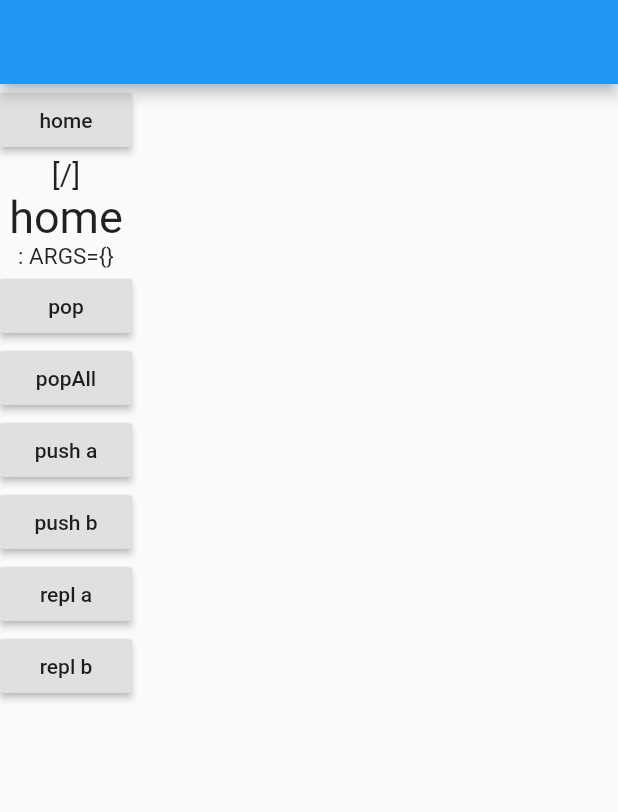
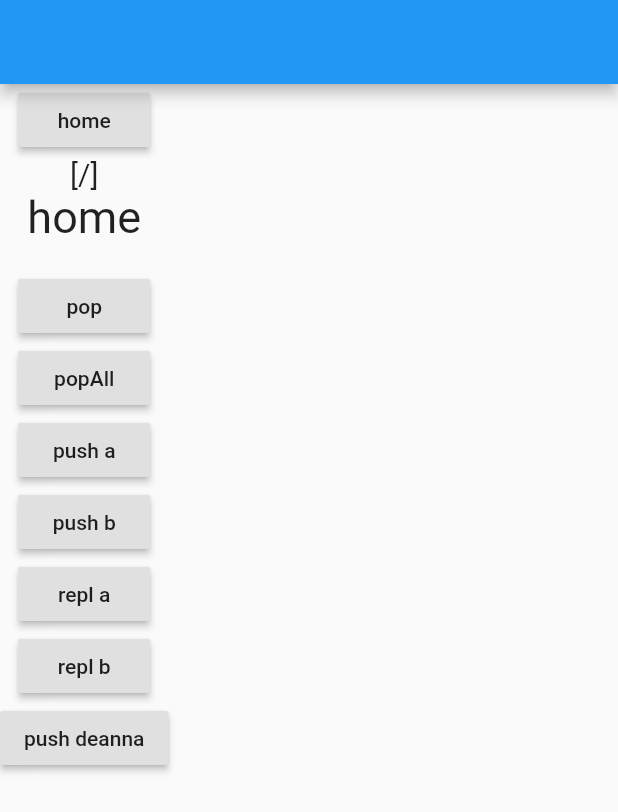
Before and after one commit to remoteportal/simple_navigation, a Flutter app: the screen it shows after launch, on a phone screen of 412 x 824 dp. Shown: the top 812 px of the screen. Run offline on Flutter 3.47's test engine with Material 2 defaults, Android fonts, the phone set to English and light mode, and no system bars.

```diff
--- a/example/lib/main.dart
+++ b/example/lib/main.dart
@@ -1,3 +1,5 @@
+// Copyright 2020 Peter Alvin. All rights reserved.
+
 import 'package:flutter/material.dart';
 import 'package:simple_navigation/simple_navigation.dart';
 
@@ -22,7 +24,7 @@ class _ScrnState extends State<Scrn> {
 //      xtra = ': ARGS=${ModalRoute.of(context).settings.arguments}';
 //    }
 
-    if (Nav.args != null) {
+    if (Nav.hasArgs) {
       xtra = ': ARGS=${Nav.args}';
     }
 
@@ -71,7 +73,12 @@ class _ScrnState extends State<Scrn> {
             onPressed: () {
 //              print("pressed b");
               Nav.repl('/b');
-            })
+            }),
+        RaisedButton(
+            child: Text('push deanna'),
+            onPressed: () {
+              Nav.push('/deanna');
+            }),
       ],
     );
   }
@@ -86,53 +93,6 @@ class _ScrnState extends State<Scrn> {
     super.initState();
   }
 }
-
-//class Scrn extends StatelessWidget {
-//  Scrn(this.name);
-//
-//  final String name;
-//
-//  @override
-//  Widget build(BuildContext context) {
-//    print("scrn build");
-//
-//    return Column(
-//      children: <Widget>[
-//        Text('${Nav.stack}'),
-//        Text(name),
-//        RaisedButton(
-//            child: Text('pop'),
-//            onPressed: () {
-//              Nav.pop();
-//            }),
-//        RaisedButton(
-//            child: Text('push a'),
-//            onPressed: () {
-////              print("pressed a");
-//              Nav.push('/a');
-//            }),
-//        RaisedButton(
-//            child: Text('push b'),
-//            onPressed: () {
-////              print("pressed b");
-//              Nav.push('/b');
-//            }),
-//        RaisedButton(
-//            child: Text('repl a'),
-//            onPressed: () {
-////              print("pressed a");
-//              Nav.repl('/a');
-//            }),
-//        RaisedButton(
-//            child: Text('repl b'),
-//            onPressed: () {
-////              print("pressed b");
-//              Nav.repl('/b');
-//            })
-//      ],
-//    );
-//  }
-//}
 
 void main() {
   WidgetsFlutterBinding.ensureInitialized();
--- a/lib/simple_navigation.dart
+++ b/lib/simple_navigation.dart
@@ -1,3 +1,5 @@
+// Copyright 2020 Peter Alvin. All rights reserved.
+
 library simple_navigation;
 
 import 'package:flutter/material.dart';
@@ -108,13 +110,17 @@ class _NavState extends State<Nav> {
       if (widget.log) print("Nav: build: ${_stack.last.route}");
 
       if (fn == null) {
+        List<Widget> l = []
+          ..add(Text('404')) //DART: method-cascades
+          ..add(Text('stack=$_stack'))
+          ..addAll(Nav.routes.keys //DART: can't sort?
+              .map((k) => Text(k))
+              .toList()); //PATTERN: append-list
         w = Scaffold(
-          body: Column(
-            children: <Widget>[
-              Text('404'),
-              Text('key=${_stack.last}'),
-              Text('routes=${Nav.routes}'),
-            ],
+          body: SingleChildScrollView(
+            child: Column(
+              children: l,
+            ),
           ),
         );
       } else {
--- a/pubspec.yaml
+++ b/pubspec.yaml
@@ -1,6 +1,6 @@
 name: simple_navigation
-description: Simple named route navigation that unofficially addresses Flutter issue 11655 ("build called for non-current screens")
-version: 1.0.29        #NOEDIT
+description: Simple named route navigation that unofficially addresses Flutter issue 11655 ("build needlessly called for non-current screens lower on stack")
+version: 1.0.30        #NOEDIT
 homepage: https://github.com/remoteportal/simple_navigation
 
 environment:
```
Also changed, not shown: 2 other files.
